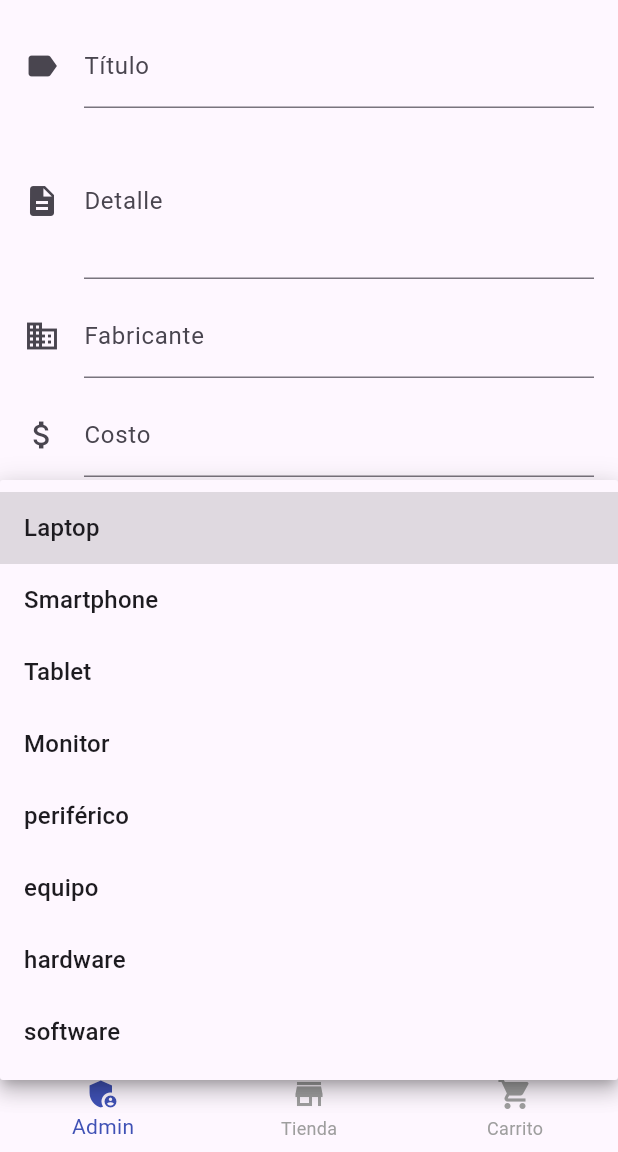
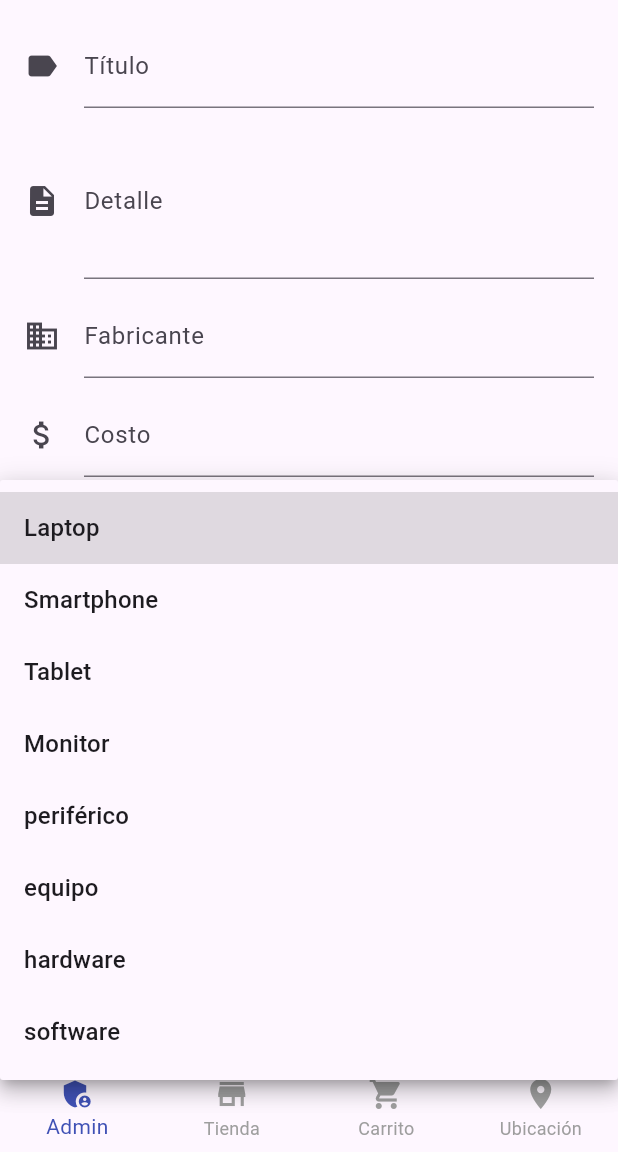
Before and after one commit to Keterod/Technovate-store, a Flutter app: the screen it shows after launch, after a tap on "Categoría", on a phone screen of 412 x 824 dp, the part 84-1236 px from its top. Run offline on Flutter 3.47's test engine with Material 3 defaults, Android fonts, the phone set to English and light mode, and no system bars; our stand-ins replace cloud_firestore, firebase_core, geolocator, google_maps_flutter; accounts and stored records are empty.

Commit message:
Implementar ubicación de tienda sin polyline

```diff
--- a/lib/digizone_screen.dart
+++ b/lib/digizone_screen.dart
@@ -3,6 +3,7 @@ import 'carrito_screen.dart';
 import 'carrito_state.dart';
 import 'digizone_admin_screen.dart';
 import 'digizone_tienda_screen.dart';
+import 'ubicacion_screen.dart';
 
 class DigizoneScreen extends StatefulWidget {
   const DigizoneScreen({super.key});
@@ -78,9 +79,11 @@ class _DigizoneScreenState extends State<DigizoneScreen>
             onVerCarrito: () => setState(() => _selectedIndex = 2),
           ),
           CarritoScreen(carritoState: carritoState),
+          const UbicacionScreen(),
         ],
       ),
       bottomNavigationBar: BottomNavigationBar(
+        type: BottomNavigationBarType.fixed,
         currentIndex: _selectedIndex,
         onTap: (index) {
           setState(() {
@@ -102,6 +105,10 @@ class _DigizoneScreenState extends State<DigizoneScreen>
             icon: _iconoCarrito(),
             label: 'Carrito',
           ),
+          const BottomNavigationBarItem(
+            icon: Icon(Icons.location_on),
+            label: 'Ubicación',
+          ),
         ],
       ),
     );
--- /dev/null
+++ b/lib/ubicacion_screen.dart
@@ -0,0 +1,397 @@
+import 'dart:convert';
+
+import 'package:cloud_firestore/cloud_firestore.dart';
+import 'package:flutter/material.dart';
+import 'package:geolocator/geolocator.dart';
+import 'package:google_maps_flutter/google_maps_flutter.dart';
+import 'package:http/http.dart' as http;
+import 'package:url_launcher/url_launcher.dart';
+
+import 'digizone_utils.dart';
+
+const String googleMapsApiKey = 'AIzaSyBIZrptkE0IGakPhzMzMpq4PaW_gw_D1vk';
+
+class UbicacionScreen extends StatefulWidget {
+  const UbicacionScreen({super.key});
+
+  @override
+  State<UbicacionScreen> createState() => _UbicacionScreenState();
+}
+
+class _UbicacionScreenState extends State<UbicacionScreen> {
+  LatLng? ubicacionUsuario;
+  LatLng? ubicacionTienda;
+  String nombreTienda = 'TECHNOVATE Sancarlos';
+  String distancia = '';
+  String duracion = '';
+  bool cargando = true;
+  String? error;
+  GoogleMapController? mapController;
+
+  @override
+  void initState() {
+    super.initState();
+    _cargarDatos();
+  }
+
+  @override
+  void dispose() {
+    mapController?.dispose();
+    mapController = null;
+    super.dispose();
+  }
+
+  Future<void> _recargar() async {
+    if (!mounted) return;
+
+    setState(() {
+      cargando = true;
+      error = null;
+      distancia = '';
+      duracion = '';
+      ubicacionUsuario = null;
+      ubicacionTienda = null;
+      mapController = null;
+    });
+
+    await _cargarDatos();
+  }
+
+  Future<void> _cargarDatos() async {
+    setState(() {
+      cargando = true;
+      error = null;
+      distancia = '';
+      duracion = '';
+    });
+
+    try {
+      await Future.wait([
+        _obtenerUbicacionTienda(),
+        _obtenerUbicacionUsuario(),
+      ]);
+
+      if (ubicacionUsuario != null && ubicacionTienda != null) {
+        await _obtenerDistanciaYDuracion();
+        await _ajustarCamara();
+      }
+    } catch (e) {
+      error = e.toString();
+    } finally {
+      if (mounted) {
+        setState(() => cargando = false);
+      }
+    }
+  }
+
+  Future<void> _obtenerUbicacionUsuario() async {
+    final serviceEnabled = await Geolocator.isLocationServiceEnabled();
+    if (!serviceEnabled) {
+      throw Exception('El servicio de ubicación está desactivado');
+    }
+
+    var permission = await Geolocator.checkPermission();
+    if (permission == LocationPermission.denied) {
+      permission = await Geolocator.requestPermission();
+      if (permission == LocationPermission.denied) {
+        throw Exception('Permiso de ubicación denegado');
+      }
+    }
+
+    if (permission == LocationPermission.deniedForever) {
+      throw Exception(
+        'Permiso de ubicación denegado permanentemente. '
+        'Actívalo en la configuración del dispositivo.',
+      );
+    }
+
+    final position = await Geolocator.getCurrentPosition(
+      locationSettings: const LocationSettings(
+        accuracy: LocationAccuracy.high,
+      ),
+    );
+
+    ubicacionUsuario = LatLng(position.latitude, position.longitude);
+  }
+
+  Future<void> _obtenerUbicacionTienda() async {
+    final doc = await FirebaseFirestore.instance
+        .collection('configuracion')
+        .doc('tienda')
+        .get();
+
+    if (!doc.exists) {
+      throw Exception('No se encontró la configuración de la tienda');
+    }
+
+    final data = doc.data();
+    final geo = data?['ubicacion'] as GeoPoint?;
+    if (geo == null) {
+      throw Exception('La tienda no tiene ubicación configurada');
+    }
+
+    nombreTienda = (data?['nombre'] ?? 'TECHNOVATE Sancarlos').toString();
+    ubicacionTienda = LatLng(geo.latitude, geo.longitude);
+  }
+
+  Future<void> _obtenerDistanciaYDuracion() async {
+    if (ubicacionUsuario == null || ubicacionTienda == null) return;
+
+    final url = Uri.parse(
+      'https://maps.googleapis.com/maps/api/directions/json'
+      '?origin=${ubicacionUsuario!.latitude},${ubicacionUsuario!.longitude}'
+      '&destination=${ubicacionTienda!.latitude},${ubicacionTienda!.longitude}'
+      '&key=$googleMapsApiKey'
+      '&mode=driving',
+    );
+
+    final response = await http.get(url);
+    if (response.statusCode != 200) {
+      throw Exception('Error al consultar Directions API (${response.statusCode})');
+    }
+
+    final data = jsonDecode(response.body) as Map<String, dynamic>;
+    final status = data['status']?.toString() ?? '';
+    if (status != 'OK') {
+      throw Exception(
+        'Directions API: ${data['error_message'] ?? status}',
+      );
+    }
+
+    final routes = data['routes'] as List<dynamic>?;
+    if (routes == null || routes.isEmpty) {
+      throw Exception('No se encontró ruta entre tu ubicación y la tienda');
+    }
+
+    final legs = routes[0]['legs'] as List<dynamic>?;
+    if (legs == null || legs.isEmpty) {
+      throw Exception('No se encontraron datos de distancia');
+    }
+
+    final leg = legs[0] as Map<String, dynamic>;
+    distancia = (leg['distance']?['text'] ?? '').toString();
+    duracion = (leg['duration']?['text'] ?? '').toString();
+  }
+
+  Future<void> _ajustarCamara() async {
+    if (ubicacionUsuario == null || ubicacionTienda == null) return;
+
+    final controller = mapController;
+    if (!mounted || controller == null) return;
+
+    final bounds = LatLngBounds(
+      southwest: LatLng(
+        ubicacionUsuario!.latitude < ubicacionTienda!.latitude
+            ? ubicacionUsuario!.latitude
+            : ubicacionTienda!.latitude,
+        ubicacionUsuario!.longitude < ubicacionTienda!.longitude
+            ? ubicacionUsuario!.longitude
+            : ubicacionTienda!.longitude,
+      ),
+      northeast: LatLng(
+        ubicacionUsuario!.latitude > ubicacionTienda!.latitude
+            ? ubicacionUsuario!.latitude
+            : ubicacionTienda!.latitude,
+        ubicacionUsuario!.longitude > ubicacionTienda!.longitude
+            ? ubicacionUsuario!.longitude
+            : ubicacionTienda!.longitude,
+      ),
+    );
+
+    try {
+      await controller.animateCamera(
+        CameraUpdate.newLatLngBounds(bounds, 80),
+      );
+    } catch (_) {
+      // Ignorar si el mapa ya fue destruido
+    }
+  }
+
+  Future<void> _abrirGoogleMaps() async {
+    if (ubicacionTienda == null) {
+      ScaffoldMessenger.of(context).showSnackBar(
+        const SnackBar(content: Text('Ubicación de tienda no disponible')),
+      );
+      return;
+    }
+
+    final url = Uri.parse(
+      'https://www.google.com/maps/search/?api=1'
+      '&query=${ubicacionTienda!.latitude},${ubicacionTienda!.longitude}',
+    );
+
+    if (!await launchUrl(url, mode: LaunchMode.externalApplication)) {
+      if (!mounted) return;
+      ScaffoldMessenger.of(context).showSnackBar(
+        const SnackBar(content: Text('No se pudo abrir Google Maps')),
+      );
+    }
+  }
+
+  Set<Marker> _buildMarkers() {
+    final markers = <Marker>{};
+    if (ubicacionUsuario != null) {
+      markers.add(
+        Marker(
+          markerId: const MarkerId('usuario'),
+          position: ubicacionUsuario!,
+          infoWindow: const InfoWindow(title: 'Tu ubicación'),
+          icon: BitmapDescriptor.defaultMarkerWithHue(BitmapDescriptor.hueAzure),
+        ),
+      );
+    }
+    if (ubicacionTienda != null) {
+      markers.add(
+        Marker(
+          markerId: const MarkerId('tienda'),
+          position: ubicacionTienda!,
+          infoWindow: InfoWindow(title: nombreTienda),
+          icon: BitmapDescriptor.defaultMarkerWithHue(BitmapDescriptor.hueRed),
+        ),
+      );
+    }
+    return markers;
+  }
+
+  @override
+  Widget build(BuildContext context) {
+    return Scaffold(
+      appBar: AppBar(
+        title: tituloTechnovate(subtitulo: 'Ubicación'),
+        backgroundColor: Colors.indigo,
+        foregroundColor: Colors.white,
+        centerTitle: true,
+        actions: [
+          IconButton(
+            icon: const Icon(Icons.refresh),
+            tooltip: 'Actualizar',
+            onPressed: _recargar,
+          ),
+        ],
+      ),
+      body: _buildBody(),
+    );
+  }
+
+  Widget _buildBody() {
+    if (cargando) {
+      return const Center(child: CircularProgressIndicator());
+    }
+
+    if (error != null) {
+      return Center(
+        child: Padding(
+          padding: const EdgeInsets.all(24),
+          child: Column(
+            mainAxisAlignment: MainAxisAlignment.center,
+            children: [
+              const Icon(Icons.error_outline, size: 48, color: Colors.red),
+              const SizedBox(height: 16),
+              Text(
+                error!,
+                textAlign: TextAlign.center,
+                style: const TextStyle(fontSize: 16),
+              ),
+              const SizedBox(height: 16),
+              ElevatedButton.icon(
+                onPressed: _recargar,
+                icon: const Icon(Icons.refresh),
+                label: const Text('Reintentar'),
+                style: ElevatedButton.styleFrom(
+                  backgroundColor: Colors.indigo,
+                  foregroundColor: Colors.white,
+                ),
+              ),
+            ],
+          ),
+        ),
+      );
+    }
+
+    if (ubicacionUsuario == null || ubicacionTienda == null) {
+      return const Center(
+        child: Text('No se pudo obtener la ubicación necesaria'),
+      );
+    }
+
+    return Column(
+      crossAxisAlignment: CrossAxisAlignment.stretch,
+      children: [
+        Expanded(
+          child: GoogleMap(
+            initialCameraPosition: CameraPosition(
+              target: ubicacionUsuario!,
+              zoom: 14,
+            ),
+            markers: _buildMarkers(),
+            onMapCreated: (controller) {
+              if (!mounted) {
+                controller.dispose();
+                return;
+              }
+              mapController = controller;
+              _ajustarCamara();
+            },
+            myLocationButtonEnabled: false,
+            zoomControlsEnabled: true,
+          ),
+        ),
+        Container(
+          padding: const EdgeInsets.all(16),
+          decoration: BoxDecoration(
+            color: Colors.grey.shade100,
+            border: Border(top: BorderSide(color: Colors.grey.shade300)),
+          ),
+          child: Column(
+            crossAxisAlignment: CrossAxisAlignment.stretch,
+            children: [
+              Text(
+                nombreTienda,
+                style: const TextStyle(
+                  fontSize: 18,
+                  fontWeight: FontWeight.bold,
+                  color: Colors.indigo,
+                ),
+              ),
+              const SizedBox(height: 8),
+              Row(
+                children: [
+                  const Icon(Icons.straighten, color: Colors.indigo),
+                  const SizedBox(width: 8),
+                  Text(
+                    distancia.isEmpty ? 'Distancia: —' : 'Distancia: $distancia',
+                    style: const TextStyle(fontSize: 16),
+                  ),
+                ],
+              ),
+              const SizedBox(height: 6),
+              Row(
+                children: [
+                  const Icon(Icons.access_time, color: Colors.indigo),
+                  const SizedBox(width: 8),
+                  Text(
+                    duracion.isEmpty
+                        ? 'Tiempo estimado: —'
+                        : 'Tiempo estimado: $duracion',
+                    style: const TextStyle(fontSize: 16),
+                  ),
+                ],
+              ),
+              const SizedBox(height: 12),
+              ElevatedButton.icon(
+                onPressed: _abrirGoogleMaps,
+                icon: const Icon(Icons.map),
+                label: const Text('Abrir en Google Maps'),
+                style: ElevatedButton.styleFrom(
+                  padding: const EdgeInsets.symmetric(vertical: 14),
+                  backgroundColor: Colors.indigo,
+                  foregroundColor: Colors.white,
+                ),
+              ),
+            ],
+          ),
+        ),
+      ],
+    );
+  }
+}
--- a/pubspec.yaml
+++ b/pubspec.yaml
@@ -12,6 +12,10 @@ dependencies:
   firebase_core: ^2.27.0
   cloud_firestore: ^4.15.8
   firebase_database: ^10.4.9
+  google_maps_flutter: ^2.12.1
+  geolocator: ^13.0.4
+  http: ^1.4.0
+  url_launcher: ^6.3.1
 
 dev_dependencies:
   flutter_test:
```
Also changed, not shown: assets/images/COLOCAR_LOGO_AQUI.txt (deleted, +0 -14 lines), pubspec.lock, 6 other files.
